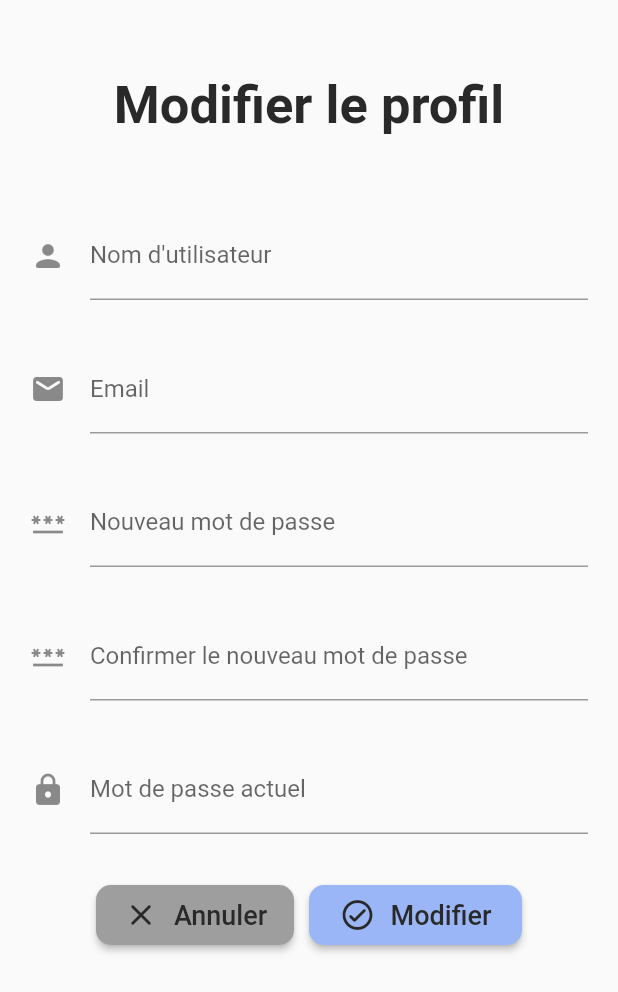
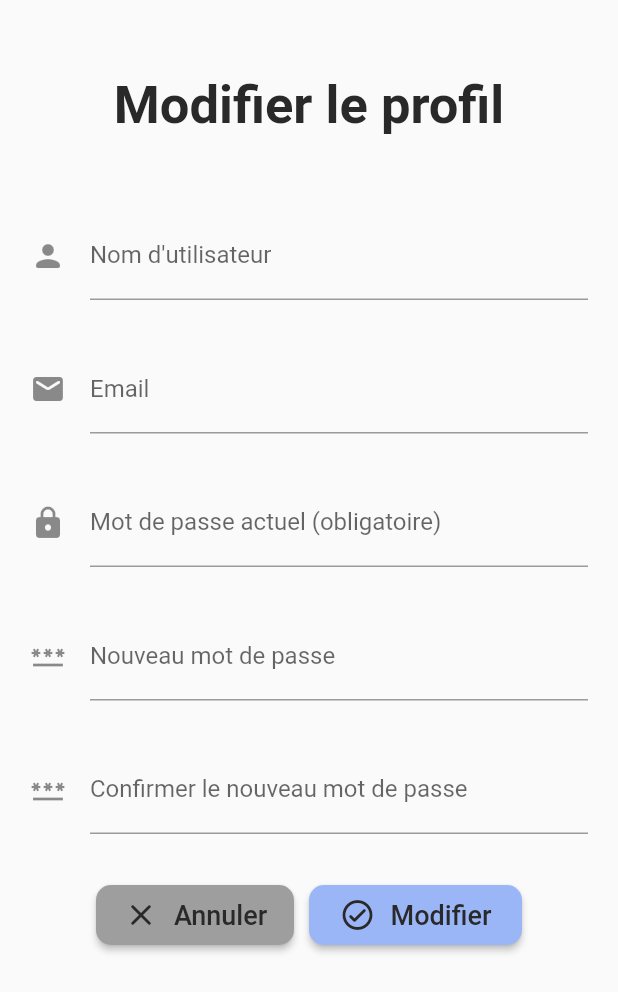
Before and after one commit to ToGatherThem/gatherthem_mobile_app, a Flutter app: the EditProfileScreen screen opened directly with empty values, on a phone screen of 412 x 824 dp. Shown: the top 992 px of the screen. Run offline on Flutter 3.47's test engine with Material 2 defaults, Android fonts, the phone set to English and light mode, and no system bars; our stand-ins replace adaptive_theme, cookie_jar, date_time_picker, dio, dio_cookie_manager, flutter_easyloading and 6 more; accounts and stored records are empty.

Commit message:
[UPD] Move current password

```diff
--- a/lib/theme/strings.dart
+++ b/lib/theme/strings.dart
@@ -82,7 +82,7 @@ class Strings{
 
   // Profile
   static const String profileEdit = "Modifier le profil";
-  static const String passwordCurrent = "Mot de passe actuel";
+  static const String passwordCurrent = "Mot de passe actuel (obligatoire)";
   static const String passwordNew = "Nouveau mot de passe";
   static const String passwordNewConfirm = "Confirmer le nouveau mot de passe";
   static const String passwordCurrentRequired = "Le mot de passe actuel n'est pas renseigné";
--- a/lib/ui/screens/edit_profile_screen.dart
+++ b/lib/ui/screens/edit_profile_screen.dart
@@ -63,6 +63,14 @@ class _EditProfileScreenState extends State<EditProfileScreen> {
             ),
             const SizedBox(height: 30),
             PasswordInput(
+                label: Strings.passwordCurrent,
+                icon: Icons.lock_rounded,
+                onChanged: (value) {
+                  userInfosModel.password = value;
+                }
+            ),
+            const SizedBox(height: 30),
+            PasswordInput(
               label: Strings.passwordNew,
               icon: Icons.password,
               onChanged: (value) {
@@ -75,14 +83,6 @@ class _EditProfileScreenState extends State<EditProfileScreen> {
                 icon: Icons.password,
                 onChanged: (value) {
                   userInfosModel.newPasswordConfirm = value;
-                }
-            ),
-            const SizedBox(height: 30),
-            PasswordInput(
-                label: Strings.passwordCurrent,
-                icon: Icons.lock_rounded,
-                onChanged: (value) {
-                  userInfosModel.password = value;
                 }
             ),
             const SizedBox(height: 30),
```
